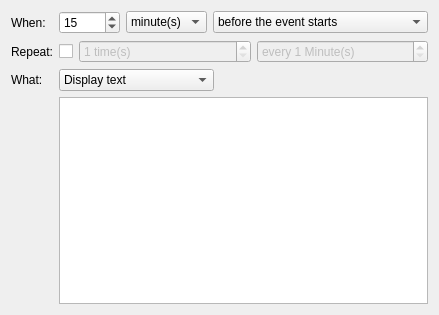
chusopr/kdepim-ktimetracker-akonadi, file incidenceeditor-ng/alarmdialog.ui: the form before one commit.
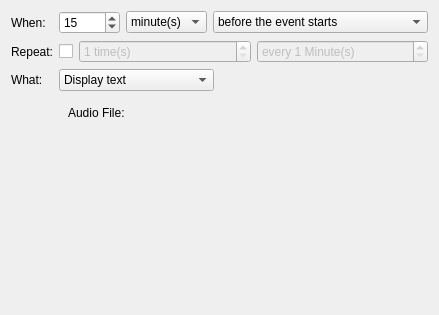
The form after the commit. The open tabs and pages were chosen to show the change. Custom widgets are drawn as their Qt base class.

Commit message: give each QStackedWidget a different name. before all pages were called "WStackPage" not sure if it matters, except now uic doesn't complain about it.

Diff of the .ui file:
```diff
--- a/incidenceeditor-ng/alarmdialog.ui
+++ b/incidenceeditor-ng/alarmdialog.ui
@@ -262,7 +262,7 @@
        </item>
       </layout>
      </widget>
-     <widget class="QWidget" name="WStackPage">
+     <widget class="QWidget" name="AudioStack">
       <layout class="QGridLayout" name="gridLayout_2">
        <item row="0" column="0">
         <widget class="QLabel" name="mSoundFileLabel">
@@ -308,7 +308,7 @@
        </item>
       </layout>
      </widget>
-     <widget class="QWidget" name="WStackPage">
+     <widget class="QWidget" name="ApplicationStack">
       <layout class="QGridLayout" name="gridLayout_3">
        <item row="0" column="0">
         <widget class="QLabel" name="mApplicationLabel">
@@ -371,7 +371,7 @@
        </item>
       </layout>
      </widget>
-     <widget class="QWidget" name="WStackPage">
+     <widget class="QWidget" name="EmailStack">
       <layout class="QGridLayout" name="gridLayout_4">
        <item row="0" column="0">
         <widget class="QLabel" name="mEmailToLabel">
```
Left out of the diff: 2 changed lines with no effect on the pictures.
